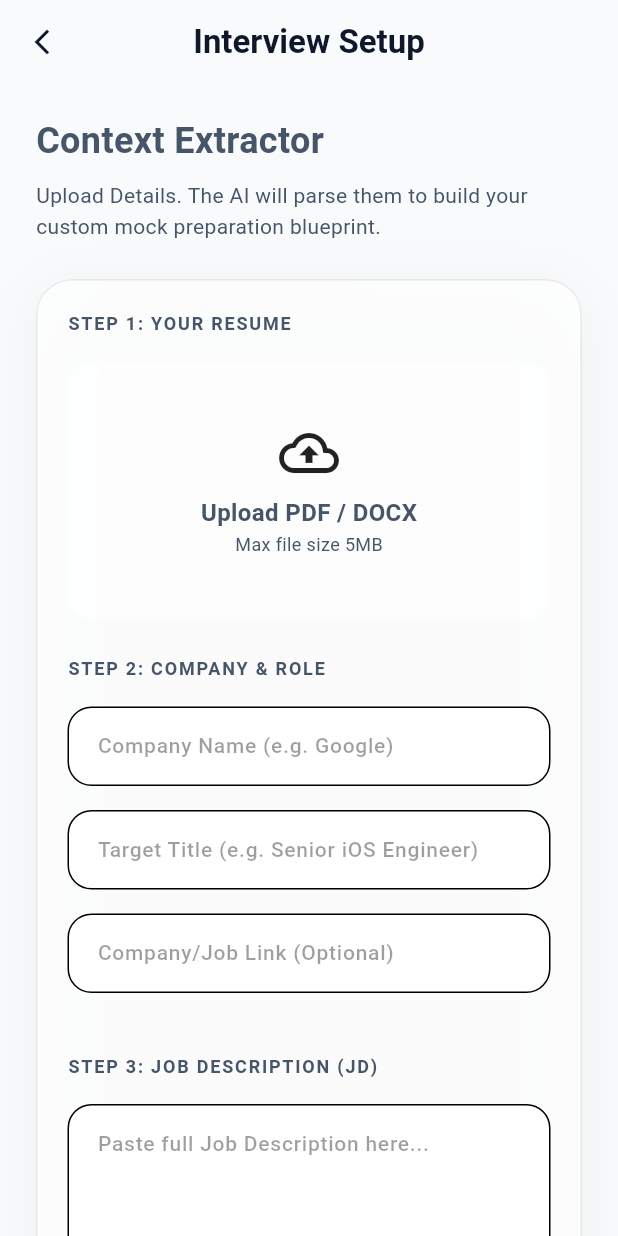
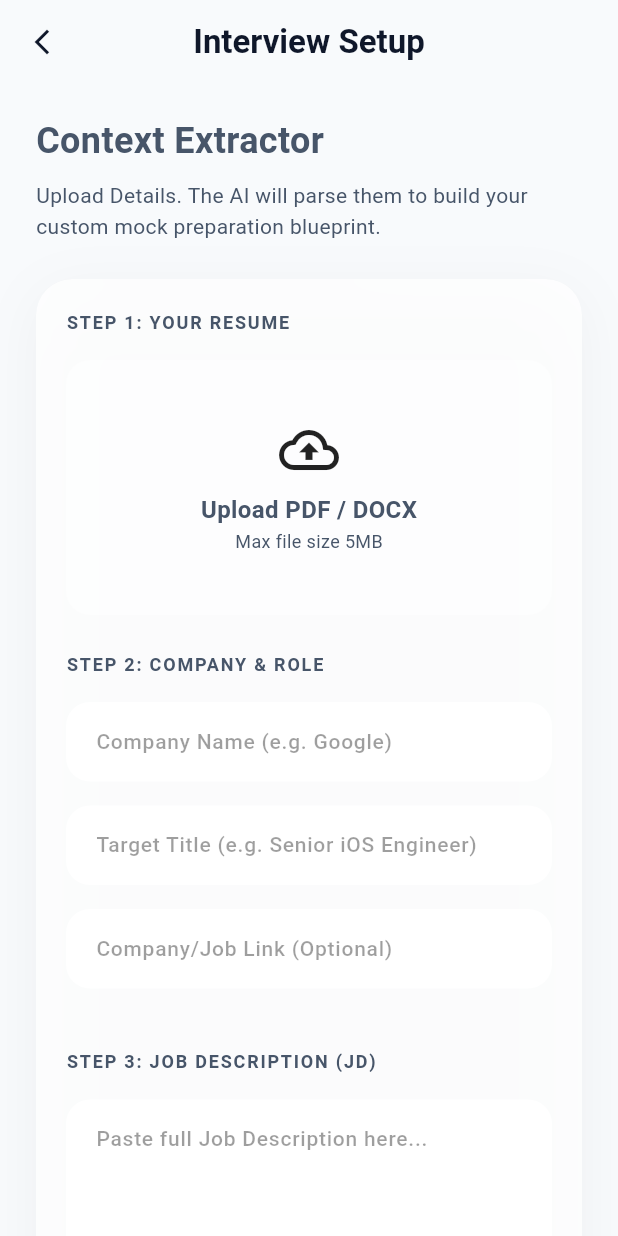
Before and after one commit to vani-jayakumar/prepflow-ai-flutter, a Flutter app: the InterviewSetupScreen screen opened by its route, on a phone screen of 412 x 824 dp. Run offline on Flutter 3.47's test engine with Material 3 defaults, Android fonts, the light colour scheme and no system bars; our stand-ins replace flutter_riverpod, go_router.

Commit message:
fix: navigation crash in setup screen and global UI border removal for premium look

```diff
--- a/lib/shared/widgets/app_glass_card.dart
+++ b/lib/shared/widgets/app_glass_card.dart
@@ -40,10 +40,6 @@ class AppGlassCard extends StatelessWidget {
             decoration: BoxDecoration(
               color: Theme.of(context).colorScheme.surface.withValues(alpha: isDarkMode ? 0.65 : 0.75),
               borderRadius: BorderRadius.circular(borderRadius),
-              border: Border.all(
-                color: Theme.of(context).colorScheme.onSurface.withValues(alpha: isDarkMode ? 0.15 : 0.09),
-                width: 1,
-              ),
             ),
             child: Material(
               color: Colors.transparent,
--- a/lib/shared/widgets/app_text_field.dart
+++ b/lib/shared/widgets/app_text_field.dart
@@ -53,15 +53,15 @@ class AppTextField extends StatelessWidget {
             suffixIcon: suffixIcon,
             border: OutlineInputBorder(
               borderRadius: BorderRadius.circular(16),
-              borderSide: BorderSide(color: Theme.of(context).dividerColor),
+              borderSide: BorderSide.none,
             ),
             enabledBorder: OutlineInputBorder(
               borderRadius: BorderRadius.circular(16),
-              borderSide: BorderSide(color: Theme.of(context).dividerColor),
+              borderSide: BorderSide.none,
             ),
             focusedBorder: OutlineInputBorder(
               borderRadius: BorderRadius.circular(16),
-              borderSide: const BorderSide(color: Color(0xFF6366F1)),
+              borderSide: const BorderSide(color: Color(0xFF6366F1), width: 1.5),
             ),
           ),
         ),
```
Also changed, not shown: lib/features/input/view/screens/interview_setup_screen.dart (+7 -2 lines).
